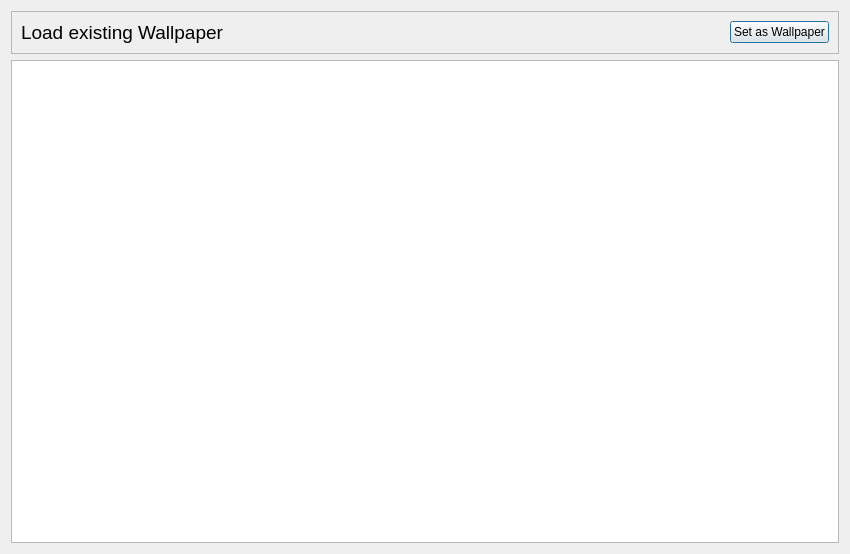
Above: photobrowser.ui from codecopy/DailyDesktopWallpaperPlus_macOS before the change. Below: the same form after it.
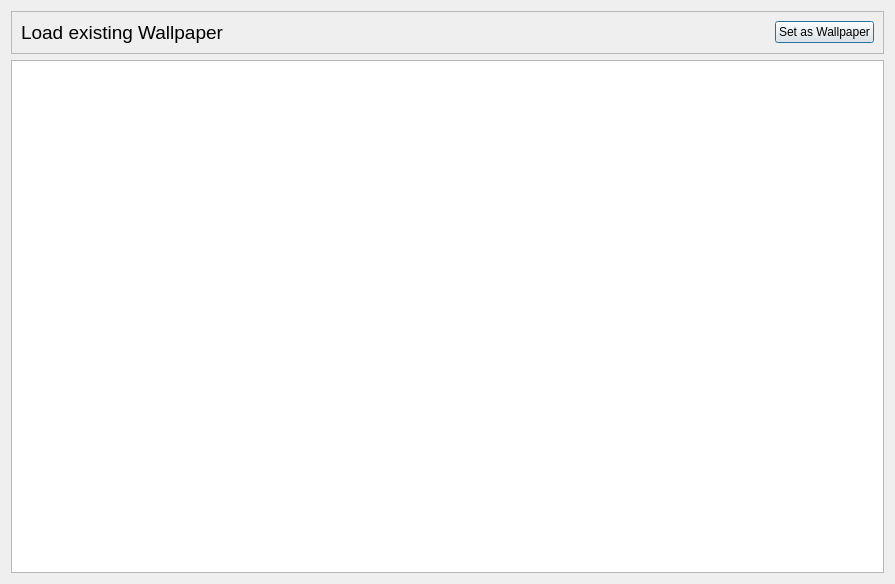
That is the form after the change. Icons and pictures are not drawn.

Diff of the .ui file:
```diff
--- a/photobrowser.ui
+++ b/photobrowser.ui
@@ -6,8 +6,8 @@
    <rect>
     <x>0</x>
     <y>0</y>
-    <width>850</width>
-    <height>554</height>
+    <width>895</width>
+    <height>584</height>
    </rect>
   </property>
   <property name="windowTitle">
```
